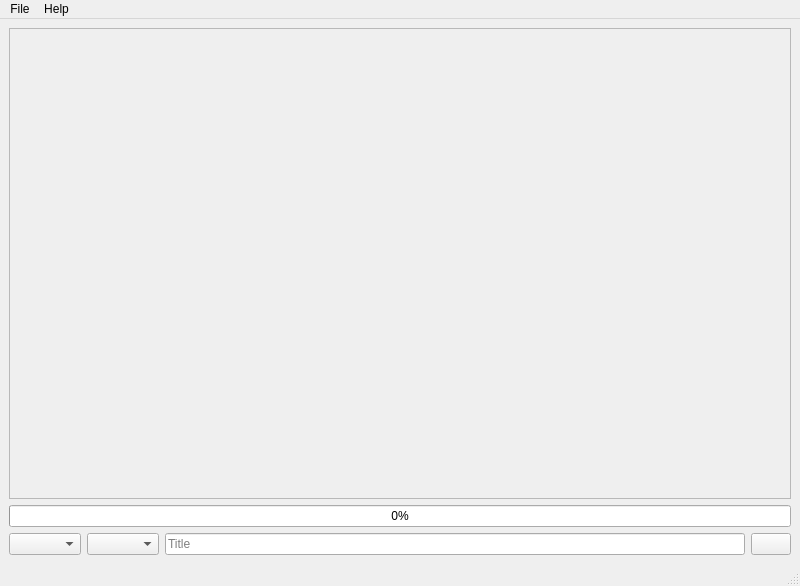
First picture: the form in ui/copaspedia.ui, repository selesdepselesnul/copas_pedia, before the edit.
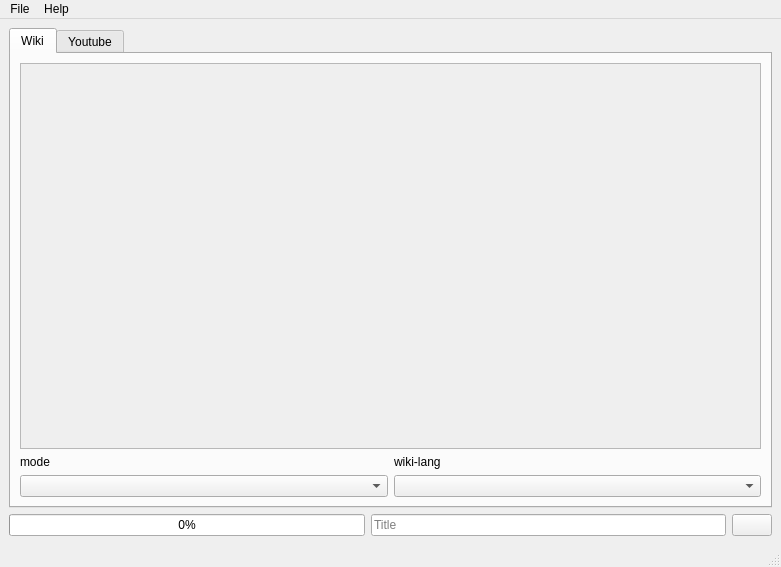
Second picture: the form after the edit.

```diff
--- a/ui/copaspedia.ui
+++ b/ui/copaspedia.ui
@@ -6,18 +6,26 @@
    <rect>
     <x>0</x>
     <y>0</y>
-    <width>800</width>
-    <height>586</height>
+    <width>781</width>
+    <height>567</height>
    </rect>
   </property>
   <property name="windowTitle">
    <string>CopasPedia</string>
   </property>
   <widget class="QWidget" name="centralwidget">
-   <layout class="QGridLayout" name="gridLayout_2">
-    <item row="0" column="0">
      <layout class="QGridLayout" name="gridLayout">
-      <item row="0" column="0" colspan="4">
+    <item row="0" column="0" colspan="3">
+     <widget class="QTabWidget" name="source_tab">
+      <property name="currentIndex">
+       <number>0</number>
+      </property>
+      <widget class="QWidget" name="wiki_tab">
+       <attribute name="title">
+        <string>Wiki</string>
+       </attribute>
+       <layout class="QGridLayout" name="gridLayout_2">
+        <item row="0" column="0" colspan="2">
        <widget class="QTextBrowser" name="content_text_browser">
         <property name="enabled">
          <bool>false</bool>
@@ -43,21 +51,50 @@
         </property>
        </widget>
       </item>
-      <item row="2" column="2">
-       <widget class="QLineEdit" name="title_line_edit">
-        <property name="placeholderText">
-         <string>Title</string>
+        <item row="1" column="0">
+         <widget class="QLabel" name="label_2">
+          <property name="text">
+           <string>mode</string>
         </property>
        </widget>
       </item>
-      <item row="1" column="0" colspan="4">
+        <item row="1" column="1">
+         <widget class="QLabel" name="label">
+          <property name="text">
+           <string>wiki-lang</string>
+          </property>
+         </widget>
+        </item>
+        <item row="2" column="0">
+         <widget class="QComboBox" name="page_combo_box"/>
+        </item>
+        <item row="2" column="1">
+         <widget class="QComboBox" name="lang_combo_box"/>
+        </item>
+       </layout>
+      </widget>
+      <widget class="QWidget" name="tab_2">
+       <attribute name="title">
+        <string>Youtube</string>
+       </attribute>
+      </widget>
+     </widget>
+    </item>
+    <item row="1" column="0">
        <widget class="QProgressBar" name="load_progressbar">
         <property name="value">
          <number>0</number>
         </property>
        </widget>
       </item>
-      <item row="2" column="3">
+    <item row="1" column="1">
+     <widget class="QLineEdit" name="title_line_edit">
+      <property name="placeholderText">
+       <string>Title</string>
+      </property>
+     </widget>
+    </item>
+    <item row="1" column="2">
        <widget class="QPushButton" name="run_push_button">
         <property name="cursor">
          <cursorShape>PointingHandCursor</cursorShape>
@@ -67,14 +104,6 @@
         </property>
        </widget>
       </item>
-      <item row="2" column="0">
-       <widget class="QComboBox" name="page_combo_box"/>
-      </item>
-      <item row="2" column="1">
-       <widget class="QComboBox" name="lang_combo_box"/>
-      </item>
-     </layout>
-    </item>
    </layout>
   </widget>
   <widget class="QStatusBar" name="statusbar"/>
@@ -83,7 +112,7 @@
     <rect>
      <x>0</x>
      <y>0</y>
-     <width>800</width>
+     <width>781</width>
      <height>19</height>
     </rect>
    </property>
```
Lines whose indentation alone changed are shown as unchanged.
